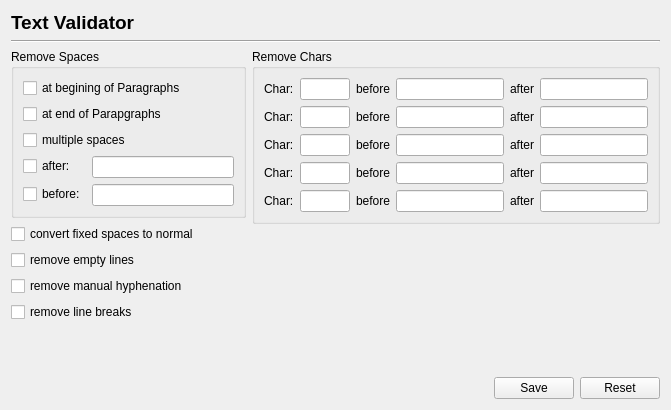
This is Scribus/scribus/plugins/textvalidator/prefs_textvalidator.ui in AlterScribus/ece15 as Qt 5 draws it before an edit. The edited form follows.
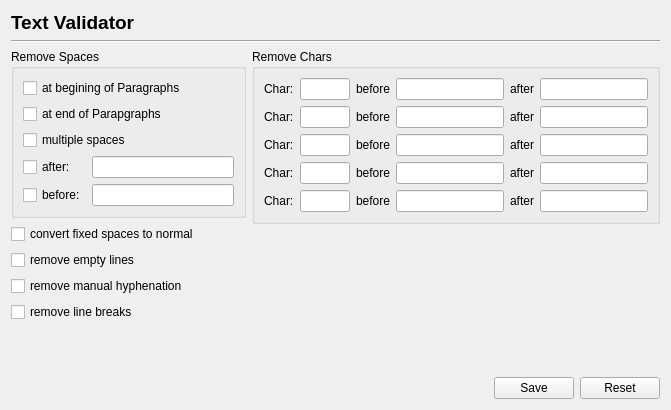
This is the edited form.

Diff of the .ui file:
```diff
--- a/Scribus/scribus/plugins/textvalidator/prefs_textvalidator.ui
+++ b/Scribus/scribus/plugins/textvalidator/prefs_textvalidator.ui
@@ -73,7 +73,14 @@
            </widget>
           </item>
           <item>
-           <layout class="QFormLayout" name="formLayout">
+           <layout class="QGridLayout" name="gridLayout">
+            <item row="0" column="0">
+             <widget class="QCheckBox" name="remSpacesAfter">
+              <property name="text">
+               <string>after:</string>
+              </property>
+             </widget>
+            </item>
             <item row="0" column="1">
              <widget class="QLineEdit" name="remSpacesAfterChars"/>
             </item>
@@ -87,13 +94,6 @@
             <item row="1" column="1">
              <widget class="QLineEdit" name="remSpacesBeforeChars"/>
             </item>
-            <item row="0" column="0">
-             <widget class="QCheckBox" name="remSpacesAfter">
-              <property name="text">
-               <string>after:</string>
-              </property>
-             </widget>
-            </item>
            </layout>
           </item>
          </layout>
```
